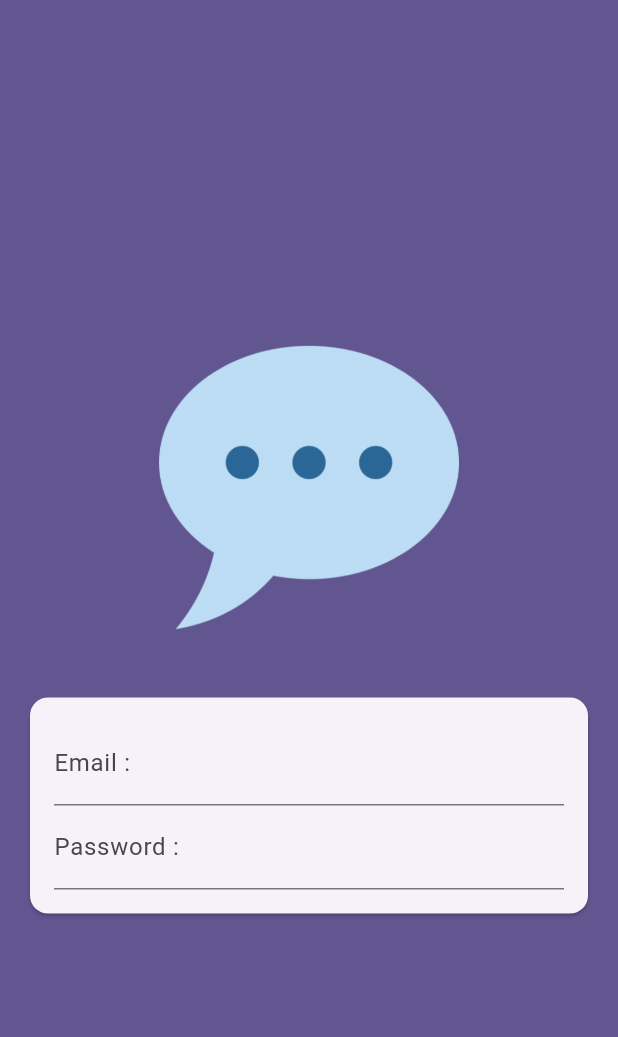
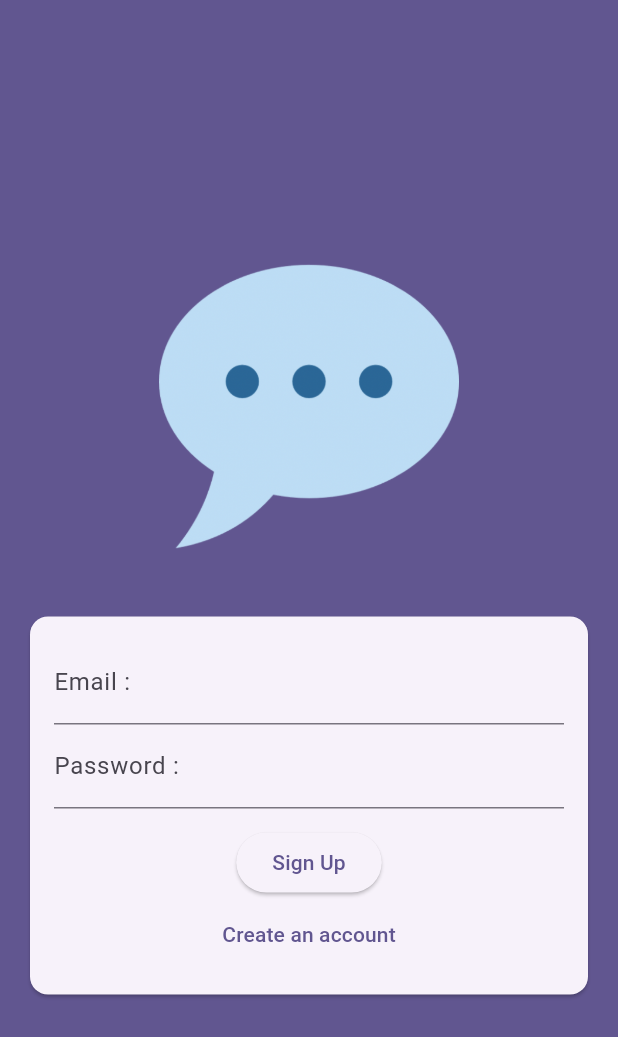
Before and after one commit to Rishi-Mishra0704/chat_app, a Flutter app: the screen it shows after launch, on a phone screen of 412 x 824 dp. Shown: the top 1037 px of the screen. Run offline on Flutter 3.47's test engine with Material 3 defaults, Android fonts, the phone set to English and light mode, and no system bars.

Commit message:
add auth buttons

```diff
--- a/lib/screens/auth.dart
+++ b/lib/screens/auth.dart
@@ -10,6 +10,7 @@ class AuthScreen extends StatefulWidget {
 }
 
 class _AuthScreenState extends State<AuthScreen> {
+  var _isLogin = true;
   @override
   Widget build(BuildContext context) {
     return Scaffold(
@@ -45,7 +46,24 @@ class _AuthScreenState extends State<AuthScreen> {
                             decoration:
                                 const InputDecoration(labelText: 'Password : '),
                             obscureText: true,
-                          )
+                          ),
+                          const SizedBox(
+                            height: 12,
+                          ),
+                          ElevatedButton(
+                            onPressed: () {},
+                            child: const Text("Sign Up"),
+                          ),
+                          TextButton(
+                            onPressed: () {
+                              setState(() {
+                                _isLogin = !_isLogin;
+                              });
+                            },
+                            child: Text(_isLogin
+                                ? 'Create an account'
+                                : 'Login with existing account'),
+                          ),
                         ],
                       ),
                     ),
```
